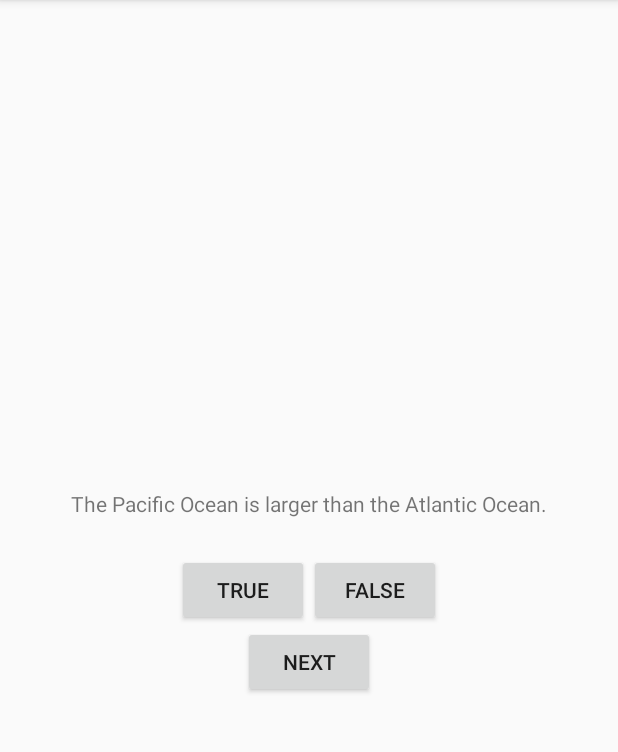
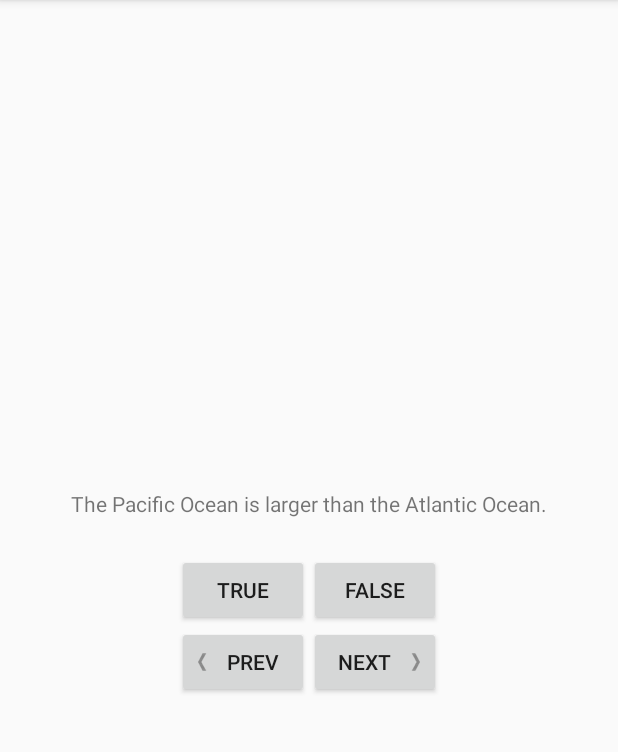
Before and after one commit to NickWilsonDev/Android-GeoQuiz, an Android app: the screen it shows after launch (MainActivity), after a tap on "TRUE", on a phone screen of 412 x 824 dp, the part 84-836 px from its top. Run offline under Robolectric (Android 15) with nearby library versions, the phone set to English and light mode, and no system bars.

Commit message:
Added arrow navigation buttons(previous and next) to the app.

```diff
--- a/app/src/main/java/com/example/geoquiz/MainActivity.java
+++ b/app/src/main/java/com/example/geoquiz/MainActivity.java
@@ -14,6 +14,7 @@ public class MainActivity extends AppCompatActivity {
     private Button mTrueButton;
     private Button mFalseButton;
     private Button mNextButton;
+    private Button mPrevButton;
     private TextView mQuestionTextView;
 
     private Question[] mQuestionBank = new Question[] {
@@ -31,6 +32,20 @@ public class MainActivity extends AppCompatActivity {
         mQuestionTextView.setText(question);
     }
 
+    private void checkAnswer(boolean userPressedTrue) {
+        boolean answerIsTrue = mQuestionBank[mCurrentIndex].isAnswerTrue();
+
+        int messageResId = 0;
+
+        if (userPressedTrue == answerIsTrue) {
+            messageResId = R.string.correct_toast;
+        } else {
+            messageResId = R.string.incorrect_toast;
+        }
+
+        Toast.makeText(this, messageResId, Toast.LENGTH_SHORT).show();
+    }
+
     @Override
     protected void onCreate(Bundle savedInstanceState) {
         super.onCreate(savedInstanceState);
@@ -43,9 +58,7 @@ public class MainActivity extends AppCompatActivity {
             // modern way is probably with lambda expressions and method references now instead of anonymous inner classes
             @Override
             public void onClick(View view) {
-                Toast.makeText(MainActivity.this,
-                                R.string.correct_toast,
-                                Toast.LENGTH_SHORT).show();
+                checkAnswer(true);
             }
         });
 
@@ -53,9 +66,7 @@ public class MainActivity extends AppCompatActivity {
         mFalseButton.setOnClickListener(new View.OnClickListener() {
             @Override
             public void onClick(View view) {
-                Toast.makeText(MainActivity.this,
-                            R.string.incorrect_toast,
-                            Toast.LENGTH_SHORT).show();
+                checkAnswer(false);
             }
         });
 
@@ -64,6 +75,19 @@ public class MainActivity extends AppCompatActivity {
             @Override
             public void onClick(View v) {
                 mCurrentIndex = (mCurrentIndex + 1) % mQuestionBank.length;
+                updateQuestion();
+            }
+        });
+
+        mPrevButton = (Button) findViewById(R.id.previous_button);
+        mPrevButton.setOnClickListener(new View.OnClickListener() {
+            @Override
+            public void onClick(View view) {
+                if (mCurrentIndex < 1) {
+                    mCurrentIndex = (mQuestionBank.length - (mCurrentIndex + 1)) % mQuestionBank.length;
+                } else {
+                    mCurrentIndex = (mCurrentIndex - 1) % mQuestionBank.length;
+                }
                 updateQuestion();
             }
         });
--- a/app/src/main/res/layout/activity_main.xml
+++ b/app/src/main/res/layout/activity_main.xml
@@ -30,10 +30,27 @@
 
     </LinearLayout>
 
-    <Button
-        android:id="@+id/next_button"
+    <LinearLayout
         android:layout_width="wrap_content"
         android:layout_height="wrap_content"
-        android:text="@string/next_button"/>
+        android:orientation="horizontal" >
+
+        <Button
+            android:id="@+id/previous_button"
+            android:layout_width="wrap_content"
+            android:layout_height="wrap_content"
+            android:text="@string/previous_button"
+            android:drawableLeft="@drawable/arrow_left"
+            android:drawablePadding="4dp"/>
+
+        <Button
+            android:id="@+id/next_button"
+            android:layout_width="wrap_content"
+            android:layout_height="wrap_content"
+            android:text="@string/next_button"
+            android:drawableRight="@drawable/arrow_right"
+            android:drawablePadding="4dp"/>
+
+    </LinearLayout>
 
 </LinearLayout>
--- a/app/src/main/res/values/strings.xml
+++ b/app/src/main/res/values/strings.xml
@@ -6,6 +6,7 @@
     <string name="correct_toast">Correct!</string>
     <string name="incorrect_toast">Incorrect!</string>
     <string name="next_button">Next</string>
+    <string name="previous_button">Prev</string>
     <string name="action_settings">Settings</string>
     <string name="question_oceans">The Pacific Ocean is larger than the Atlantic Ocean.</string>
     <string name="question_mideast">The Suez Canal connects the Red Sea and the Indian Ocean.</string>
```
Also changed, not shown: app/src/main/res/drawable-hdpi/arrow_left.png (added), app/src/main/res/drawable-hdpi/arrow_right.png (added), app/src/main/res/drawable-mdpi/arrow_left.png (added), app/src/main/res/drawable-mdpi/arrow_right.png (added), app/src/main/res/drawable-xhdpi/arrow_left.png (added), app/src/main/res/drawable-xhdpi/arrow_right.png (added), app/src/main/res/drawable-xxhdpi/arrow_left.png (added), app/src/main/res/drawable-xxhdpi/arrow_right.png (added).
